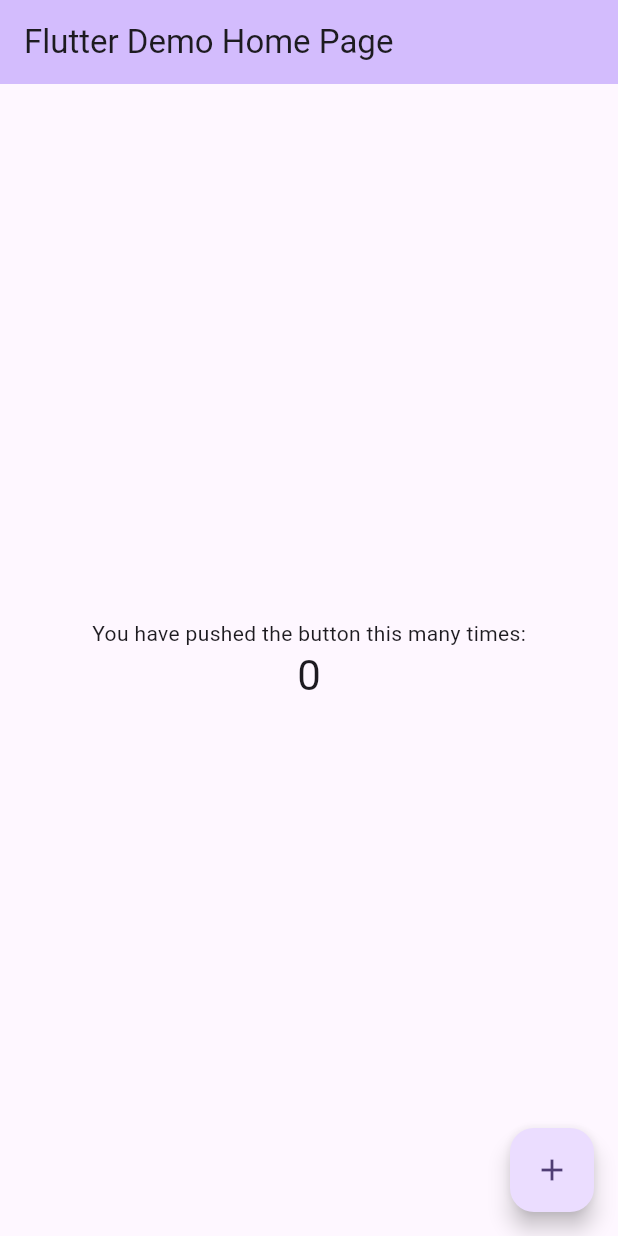
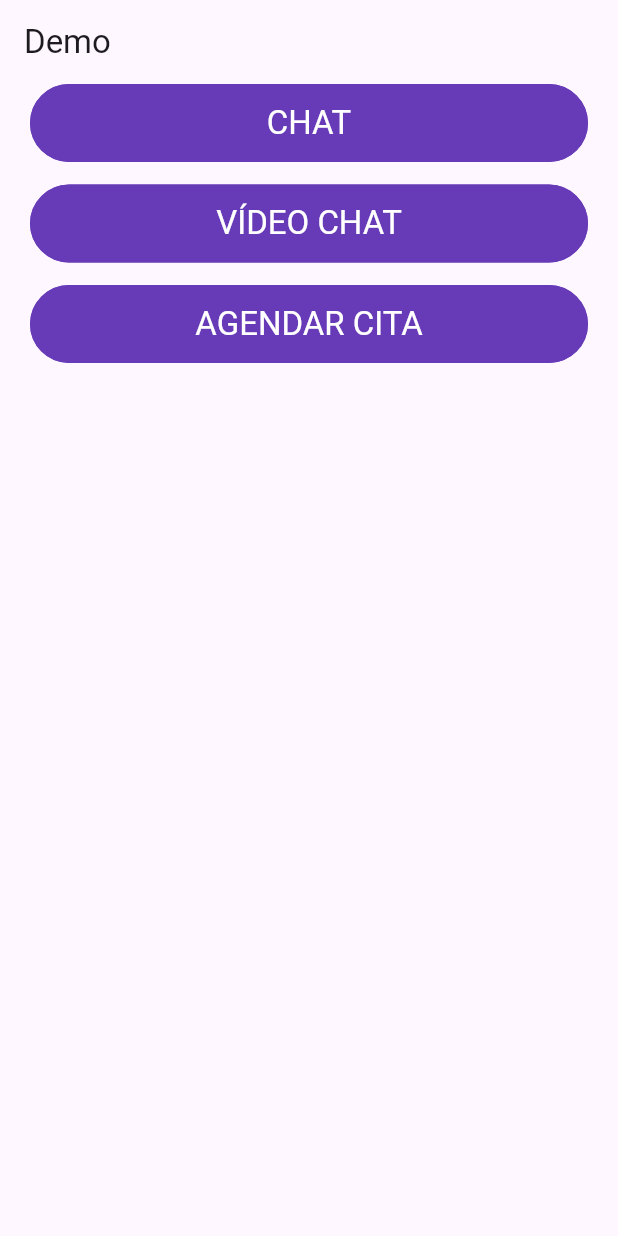
Before and after one commit to stivengm/demo_app, a Flutter app: the screen it shows after launch, on a phone screen of 412 x 824 dp. Run offline on Flutter 3.47's test engine with Material 3 defaults, Android fonts, the phone set to English and light mode, and no system bars.

Commit message:
FIX - Ajuste de home.

```diff
--- a/lib/main.dart
+++ b/lib/main.dart
@@ -1,4 +1,6 @@
 import 'package:flutter/material.dart';
+
+import 'package:demo_app/ui/views/home_view/home_view.dart';
 
 void main() {
   runApp(const MyApp());
@@ -15,55 +17,7 @@ class MyApp extends StatelessWidget {
         colorScheme: ColorScheme.fromSeed(seedColor: Colors.deepPurple),
         useMaterial3: true,
       ),
-      home: const MyHomePage(title: 'Flutter Demo Home Page'),
+      home: const HomeView()
     );
   }
 }
-
-class MyHomePage extends StatefulWidget {
-  const MyHomePage({super.key, required this.title});
-
-  final String title;
-
-  @override
-  State<MyHomePage> createState() => _MyHomePageState();
-}
-
-class _MyHomePageState extends State<MyHomePage> {
-  int _counter = 0;
-
-  void _incrementCounter() {
-    setState(() {
-      _counter++;
-    });
-  }
-
-  @override
-  Widget build(BuildContext context) {
-    return Scaffold(
-      appBar: AppBar(
-        backgroundColor: Theme.of(context).colorScheme.inversePrimary,
-        title: Text(widget.title),
-      ),
-      body: Center(
-        child: Column(
-          mainAxisAlignment: MainAxisAlignment.center,
-          children: <Widget>[
-            const Text(
-              'You have pushed the button this many times:',
-            ),
-            Text(
-              '$_counter',
-              style: Theme.of(context).textTheme.headlineMedium,
-            ),
-          ],
-        ),
-      ),
-      floatingActionButton: FloatingActionButton(
-        onPressed: _incrementCounter,
-        tooltip: 'Increment',
-        child: const Icon(Icons.add),
-      ),
-    );
-  }
-}
--- /dev/null
+++ b/lib/ui/views/home_view/home_view.dart
@@ -0,0 +1,41 @@
+import 'package:demo_app/ui/widgets/primary_button.dart';
+import 'package:flutter/material.dart';
+
+class HomeView extends StatelessWidget {
+  const HomeView({super.key});
+
+  @override
+  Widget build(BuildContext context) {
+    return Scaffold(
+      appBar: AppBar(
+        title: const Text("Demo"),
+      ),
+      body: Padding(
+        padding: const EdgeInsets.symmetric(horizontal: 20.0),
+        child: Column(
+          children: [
+            PrimaryButton(text: 'CHAT', onPressed: chat()),
+            const SizedBox(height: 15.0),
+            PrimaryButton(text: 'VÍDEO CHAT', onPressed: chat()),
+            const SizedBox(height: 15.0),
+            PrimaryButton(text: 'AGENDAR CITA', onPressed: chat())
+          ],
+        ),
+      ),
+    );
+  }
+
+
+  chat() {
+    print("CHAT!");
+  }
+
+  videoChat() {
+    print("VÍDEO CHAT!");
+  }
+
+  agendarCita() {
+    print("AGENDAR CITA!");
+  }
+
+}
```
